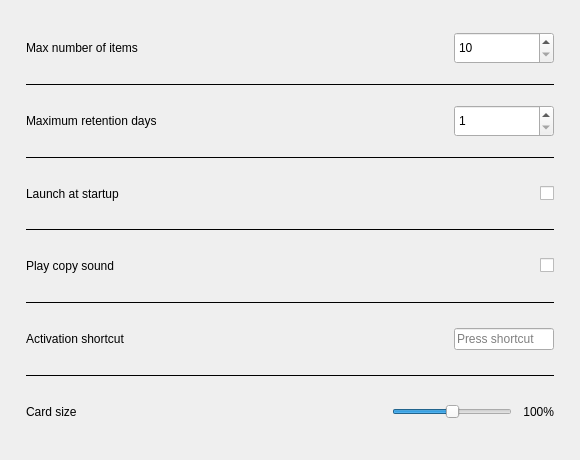
SeptemberHX/MPaste, file widget/MPasteSettingsWidget.ui: the form before one commit.
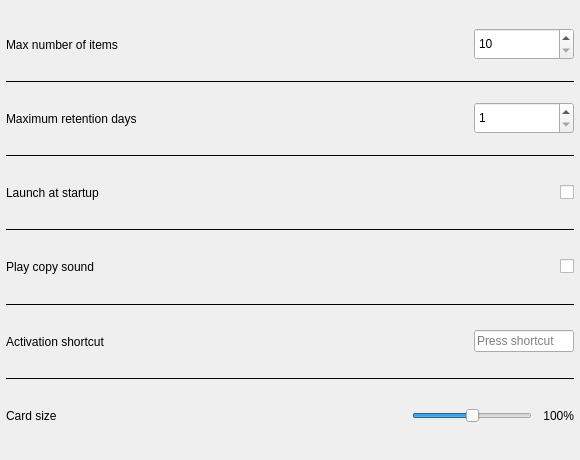
The form after the commit.

Commit message:
Fix settings layout: right-align controls and reduce left margin
- Replace QFormLayout with QGridLayout in all settings pages so
  controls (toggles, combos, sliders) are right-aligned instead
  of stretching to fill the row
- All labels: AlignLeft | AlignVCenter
- All controls: AlignRight | AlignVCenter
- Remove cardGrid margins (was 16px, now 0) and reduce mainLayout
  margins (24->6px) to move sidebar buttons closer to left edge
- Sidebar left margin reduced to 0

```diff
--- a/widget/MPasteSettingsWidget.ui
+++ b/widget/MPasteSettingsWidget.ui
@@ -32,10 +32,10 @@
    <string>Settings</string>
   </property>
   <layout class="QVBoxLayout" name="mainLayout">
-   <property name="leftMargin"><number>10</number></property>
-   <property name="topMargin"><number>10</number></property>
-   <property name="rightMargin"><number>10</number></property>
-   <property name="bottomMargin"><number>10</number></property>
+   <property name="leftMargin"><number>6</number></property>
+   <property name="topMargin"><number>8</number></property>
+   <property name="rightMargin"><number>6</number></property>
+   <property name="bottomMargin"><number>8</number></property>
    <property name="spacing"><number>0</number></property>
    <item>
     <widget class="QLabel" name="titleLabel">
@@ -46,10 +46,10 @@
    <item>
     <widget class="QFrame" name="generalCard">
      <layout class="QGridLayout" name="cardGrid">
-      <property name="leftMargin"><number>16</number></property>
-      <property name="topMargin"><number>2</number></property>
-      <property name="rightMargin"><number>16</number></property>
-      <property name="bottomMargin"><number>2</number></property>
+      <property name="leftMargin"><number>0</number></property>
+      <property name="topMargin"><number>0</number></property>
+      <property name="rightMargin"><number>0</number></property>
+      <property name="bottomMargin"><number>0</number></property>
       <property name="horizontalSpacing"><number>12</number></property>
       <property name="verticalSpacing"><number>0</number></property>
 
```
The commit also changes 5 other files.
